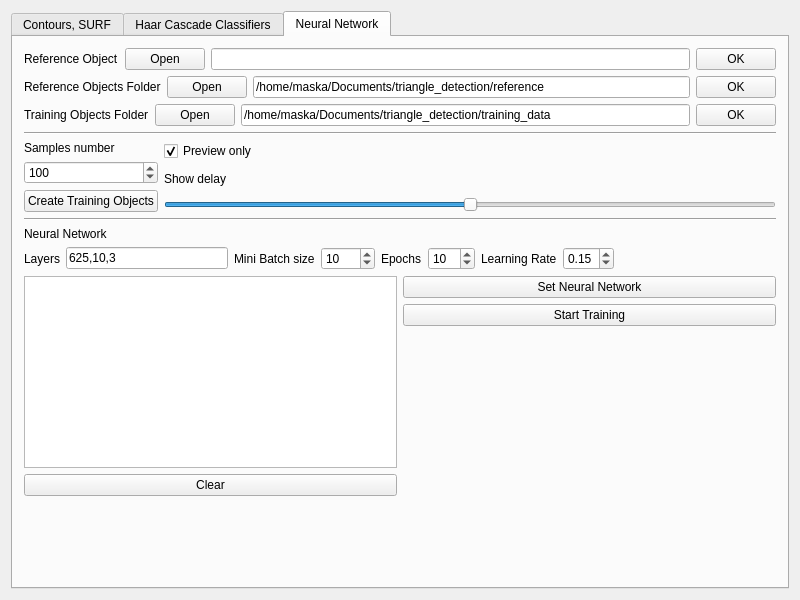
This is software/computer/client/opencv/imagelab/mainwindow.ui in wercool/valter as Qt 5 draws it before an edit. The edited form follows.
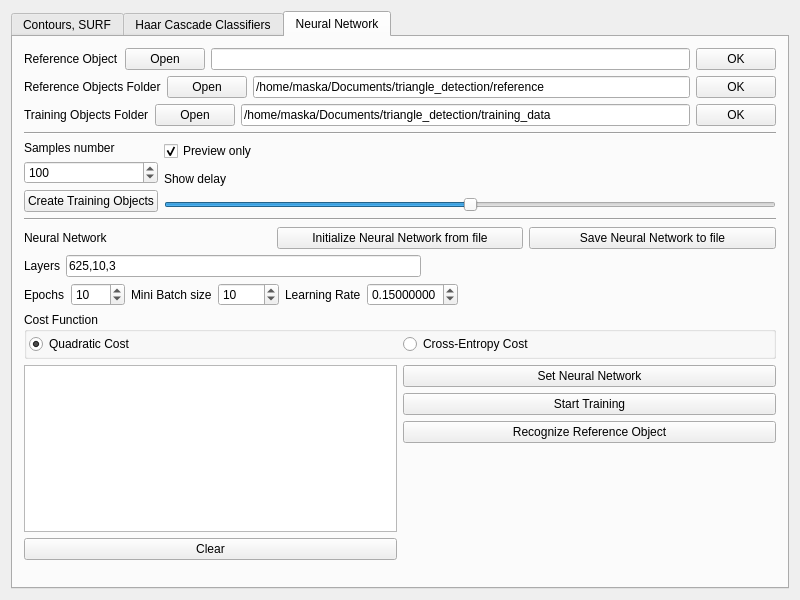
This is the edited form. The open tabs and pages were chosen to show the change. Icons and pictures are not drawn.

Commit message: neural network: discovering (preliminary done initial variant)

What changed in the file:
```diff
--- a/software/computer/client/opencv/imagelab/mainwindow.ui
+++ b/software/computer/client/opencv/imagelab/mainwindow.ui
@@ -1752,6 +1752,20 @@
                 </property>
                </widget>
               </item>
+              <item>
+               <widget class="QPushButton" name="nnInitializeFromFileButton">
+                <property name="text">
+                 <string>Initialize Neural Network from file</string>
+                </property>
+               </widget>
+              </item>
+              <item>
+               <widget class="QPushButton" name="nnSaveToFileButton">
+                <property name="text">
+                 <string>Save Neural Network to file</string>
+                </property>
+               </widget>
+              </item>
              </layout>
             </item>
             <item>
@@ -1787,22 +1801,25 @@
                </widget>
               </item>
               <item>
-               <widget class="QLabel" name="label_10">
-                <property name="text">
-                 <string>Mini Batch size</string>
+               <spacer name="horizontalSpacer_2">
+                <property name="orientation">
+                 <enum>Qt::Horizontal</enum>
                 </property>
-               </widget>
-              </item>
-              <item>
-               <widget class="QSpinBox" name="nnMiniBatchSizeSpinBox">
-                <property name="maximum">
-                 <number>1000</number>
+                <property name="sizeHint" stdset="0">
+                 <size>
+                  <width>40</width>
+                  <height>20</height>
+                 </size>
                 </property>
-                <property name="value">
-                 <number>10</number>
-                </property>
-               </widget>
+               </spacer>
               </item>
+             </layout>
+            </item>
+            <item>
+             <layout class="QHBoxLayout" name="horizontalLayout_30">
+              <property name="topMargin">
+               <number>0</number>
+              </property>
               <item>
                <widget class="QLabel" name="label_11">
                 <property name="text">
@@ -1816,7 +1833,24 @@
                  <number>1</number>
                 </property>
                 <property name="maximum">
-                 <number>100</number>
+                 <number>1000</number>
+                </property>
+                <property name="value">
+                 <number>10</number>
+                </property>
+               </widget>
+              </item>
+              <item>
+               <widget class="QLabel" name="label_10">
+                <property name="text">
+                 <string>Mini Batch size</string>
+                </property>
+               </widget>
+              </item>
+              <item>
+               <widget class="QSpinBox" name="nnMiniBatchSizeSpinBox">
+                <property name="maximum">
+                 <number>10000</number>
                 </property>
                 <property name="value">
                  <number>10</number>
@@ -1832,6 +1866,9 @@
               </item>
               <item>
                <widget class="QDoubleSpinBox" name="nnEtaSpinBox">
+                <property name="decimals">
+                 <number>8</number>
+                </property>
                 <property name="maximum">
                  <double>3.000000000000000</double>
                 </property>
@@ -1844,7 +1881,7 @@
                </widget>
               </item>
               <item>
-               <spacer name="horizontalSpacer_2">
+               <spacer name="horizontalSpacer_6">
                 <property name="orientation">
                  <enum>Qt::Horizontal</enum>
                 </property>
@@ -1858,6 +1895,48 @@
               </item>
              </layout>
             </item>
+            <item>
+             <widget class="QGroupBox" name="groupBox_3">
+              <property name="title">
+               <string>Cost Function</string>
+              </property>
+              <layout class="QHBoxLayout" name="horizontalLayout_32">
+               <property name="leftMargin">
+                <number>2</number>
+               </property>
+               <property name="topMargin">
+                <number>2</number>
+               </property>
+               <property name="rightMargin">
+                <number>2</number>
+               </property>
+               <property name="bottomMargin">
+                <number>2</number>
+               </property>
+               <item>
+                <layout class="QHBoxLayout" name="horizontalLayout_31">
+                 <item>
+                  <widget class="QRadioButton" name="nnCostFunctionQuadraticCostRadioButton">
+                   <property name="text">
+                    <string>Quadratic Cost</string>
+                   </property>
+                   <property name="checked">
+                    <bool>true</bool>
+                   </property>
+                  </widget>
+                 </item>
+                 <item>
+                  <widget class="QRadioButton" name="nnCostFunctionCrossEntropyCostRadioButton">
+                   <property name="text">
+                    <string>Cross-Entropy Cost</string>
+                   </property>
+                  </widget>
+                 </item>
+                </layout>
+               </item>
+              </layout>
+             </widget>
+            </item>
             <item>
              <layout class="QHBoxLayout" name="horizontalLayout_22">
               <property name="topMargin">
@@ -1913,6 +1992,13 @@
                   </property>
                  </widget>
                 </item>
+                <item>
+                 <widget class="QPushButton" name="nnRecognizeReferenceObjectButton">
+                  <property name="text">
+                   <string>Recognize Reference Object</string>
+                  </property>
+                 </widget>
+                </item>
                 <item>
                  <spacer name="verticalSpacer_9">
                   <property name="orientation">
```
Left out of the diff: 20 changed lines with no effect on the pictures. The commit also changes 5 other files.
